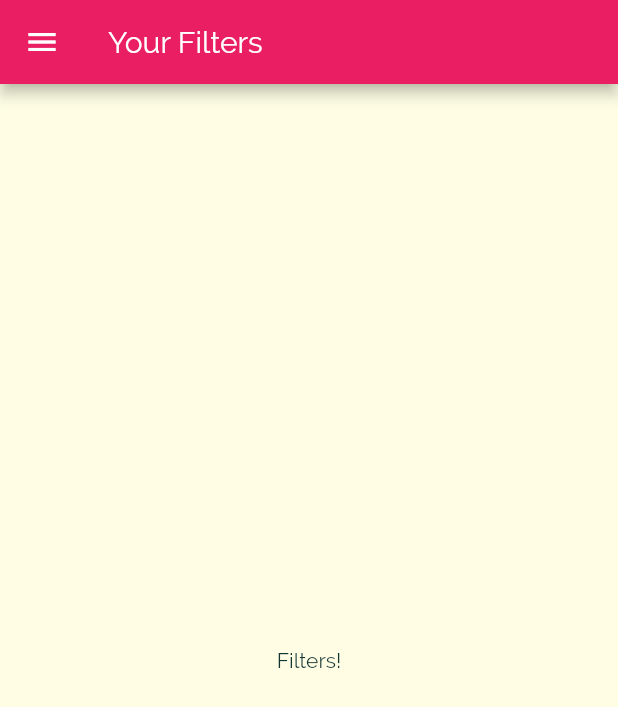
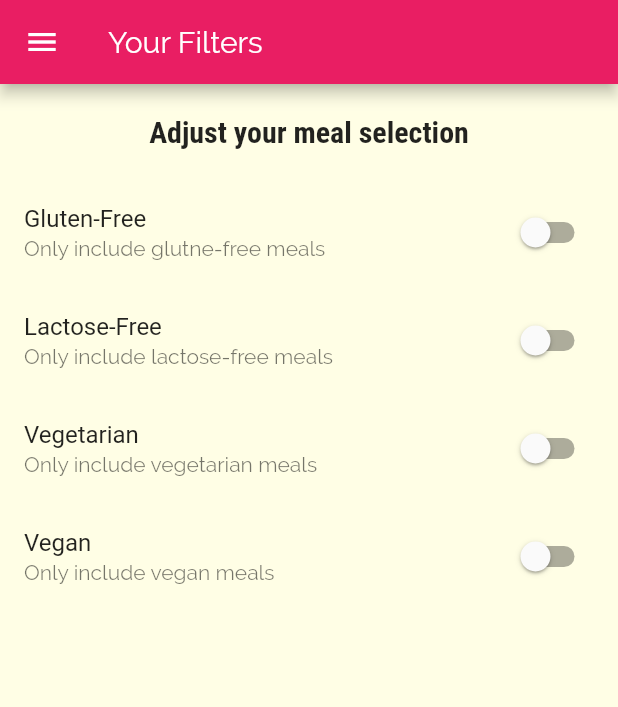
Before and after one commit to gleich/Meal-App, a Flutter app: the FilterScreen screen opened by its route, on a phone screen of 412 x 824 dp. Shown: the top 707 px of the screen. Run offline on Flutter 3.47's test engine with Material 2 defaults, Android fonts, the phone set to English and light mode, and no system bars.

Commit message:
Create filters screen

```diff
--- a/lib/screens/filters_screen.dart
+++ b/lib/screens/filters_screen.dart
@@ -2,8 +2,32 @@
 
 import '../widgets/main_drawer.dart';
 
-class FilterScreen extends StatelessWidget {
+class FilterScreen extends StatefulWidget {
   static const routeName = "/filtersScreen";
+
+  @override
+  _FilterScreenState createState() => _FilterScreenState();
+}
+
+class _FilterScreenState extends State<FilterScreen> {
+  var _glutenFree = false;
+  var _vegetarian = false;
+  var _vegan = false;
+  var _lactoseFree = false;
+
+  Widget _buildSwitchListTile(
+    String title,
+    String description,
+    bool currentValue,
+    Function updateValue,
+  ) {
+    return SwitchListTile(
+      value: currentValue,
+      title: Text(title),
+      subtitle: Text(description),
+      onChanged: updateValue,
+    );
+  }
 
   @override
   Widget build(BuildContext context) {
@@ -12,10 +36,64 @@
         title: Text("Your Filters"),
       ),
       drawer: MainDrawer(),
-      body: Center(
-        child: Text(
-          "Filters!",
-        ),
+      body: Column(
+        children: <Widget>[
+          Container(
+            padding: EdgeInsets.all(20),
+            child: Text(
+              "Adjust your meal selection",
+              style: Theme.of(context).textTheme.title,
+            ),
+          ),
+          Expanded(
+            child: ListView(
+              children: <Widget>[
+                _buildSwitchListTile(
+                  "Gluten-Free",
+                  "Only include glutne-free meals",
+                  _glutenFree,
+                  (newValue) {
+                    setState(
+                      () {
+                        _glutenFree = newValue;
+                      },
+                    );
+                  },
+                ),
+                _buildSwitchListTile(
+                  "Lactose-Free",
+                  "Only include lactose-free meals",
+                  _lactoseFree,
+                  (newValue) {
+                    setState(() {
+                      _lactoseFree = newValue;
+                    });
+                  },
+                ),
+                _buildSwitchListTile(
+                  "Vegetarian",
+                  "Only include vegetarian meals",
+                  _vegetarian,
+                  (newValue) {
+                    setState(() {
+                      _vegetarian = newValue;
+                    });
+                  },
+                ),
+                _buildSwitchListTile(
+                  "Vegan",
+                  "Only include vegan meals",
+                  _vegan,
+                  (newValue) {
+                    setState(() {
+                      _vegan = newValue;
+                    });
+                  },
+                )
+              ],
+            ),
+          )
+        ],
       ),
     );
   }
```
